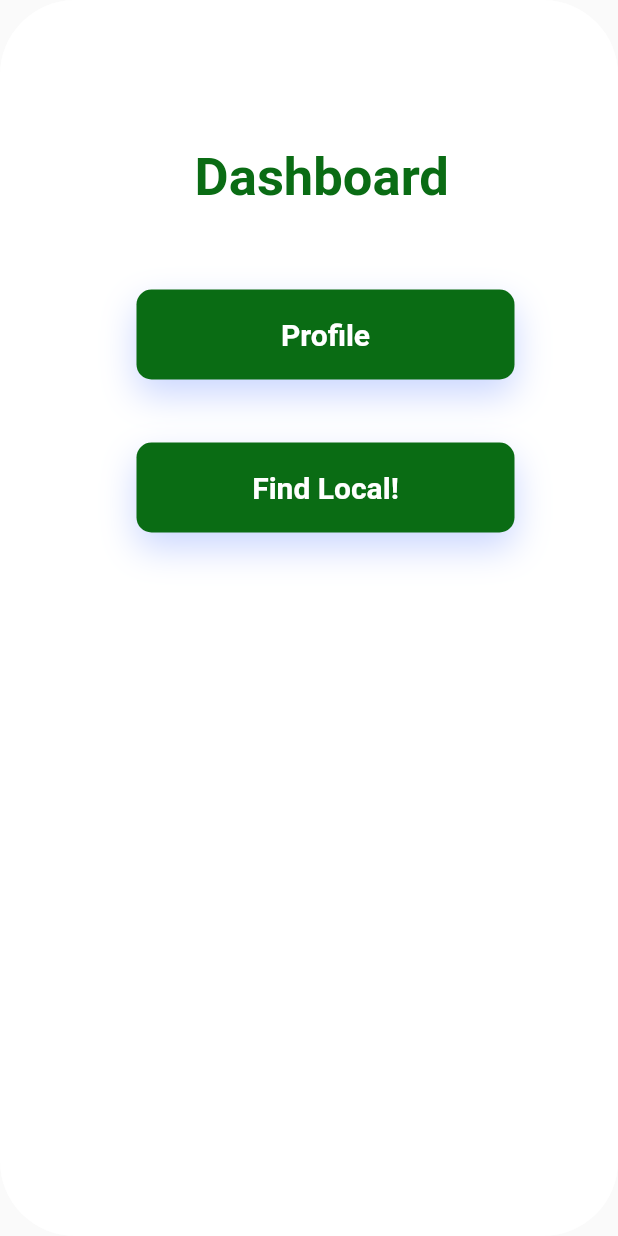
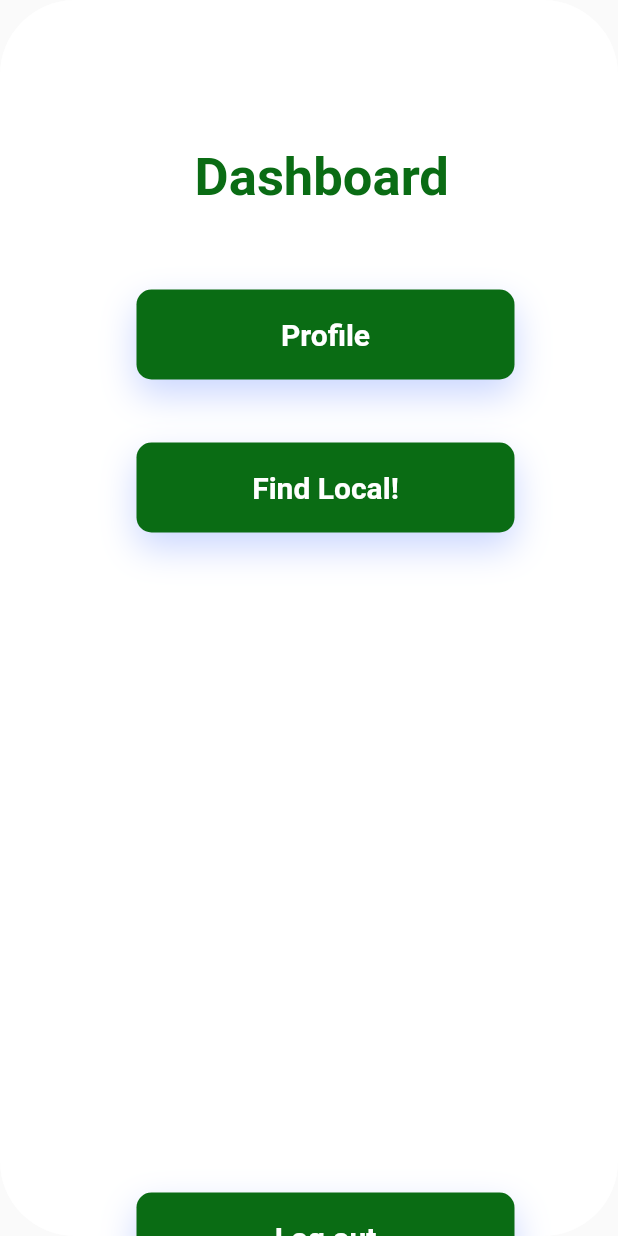
Before and after one commit to hqa5im/dux_project, a Flutter app: the DashBoard widget shown alone on an empty page, opened directly, on a phone screen of 412 x 824 dp. Run offline on Flutter 3.47's test engine with Material 2 defaults, Android fonts, the phone set to English and light mode, and no system bars; our stand-ins replace cloud_firestore, firebase_auth, firebase_core; accounts and stored records are empty; Roboto replaces fonts that are missing (Poppins).

Commit message:
Already have an acc and create new acc buttons

```diff
--- a/lib/welcome.dart
+++ b/lib/welcome.dart
@@ -385,7 +385,16 @@ class LoginPage extends StatelessWidget {
                               mainAxisAlignment: MainAxisAlignment.center,
                               crossAxisAlignment: CrossAxisAlignment.center,
                               children: [
-                                Text(
+                                TextButton(
+                                  onPressed: () {
+                                    Navigator.push(
+                                      context,
+                                      MaterialPageRoute(
+                                          builder: (context) =>
+                                              CreateAccountPage()),
+                                    );
+                                  },
+                                  child: Text(
                                     'Create new account',
                                     textAlign: TextAlign.center,
                                     style: TextStyle(
@@ -394,6 +403,7 @@ class LoginPage extends StatelessWidget {
                                       fontFamily: 'Poppins',
                                       fontWeight: FontWeight.w600,
                                       height: 1, // Adjusted height to 1
+                                    ),
                                   ),
                                 ),
                               ],
@@ -608,7 +618,16 @@ class CreateAccountPage extends StatelessWidget {
                               mainAxisAlignment: MainAxisAlignment.center,
                               crossAxisAlignment: CrossAxisAlignment.center,
                               children: [
-                                Text(
+                                TextButton(
+                                  onPressed: () {
+                                    Navigator.push(
+                                      context,
+                                      MaterialPageRoute(
+                                          builder: (context) =>
+                                              LoginPage()),
+                                    );
+                                  },
+                                  child: Text(
                                     'Already have an account',
                                     textAlign: TextAlign.center,
                                     style: TextStyle(
@@ -617,6 +636,7 @@ class CreateAccountPage extends StatelessWidget {
                                       fontFamily: 'Poppins',
                                       fontWeight: FontWeight.w600,
                                       height: 1, // Adjusted height to 1
+                                    ),
                                   ),
                                 ),
                               ],
@@ -687,6 +707,8 @@ class DashBoard extends StatelessWidget {
                   ),
                 ),
               ),
+
+              // profile button
               Positioned(
                   left: 75,
                   top: 193,
@@ -742,6 +764,8 @@ class DashBoard extends StatelessWidget {
                       ),
                     ),
                   )),
+
+              // find local button
               Positioned(
                 left: 75,
                 top: 295,
@@ -798,6 +822,65 @@ class DashBoard extends StatelessWidget {
                   ),
                 ),
               ),
+
+              // log out button
+              Positioned(
+                left: 75,
+                top: 795,
+                child: ElevatedButton(
+                  onPressed: () {
+                    // Navigate to the create account page here
+                    Navigator.push(
+                      context,
+                      MaterialPageRoute(
+                          builder: (context) => LoginPage()),
+                    );
+                  },
+                  style: ElevatedButton.styleFrom(
+                    primary: Colors.transparent, // Set to transparent
+                    shadowColor: Colors.transparent, // Set to transparent
+                  ),
+                  child: Container(
+                    width: 252,
+                    height: 60,
+                    padding: const EdgeInsets.symmetric(
+                        horizontal: 20, vertical: 15),
+                    decoration: ShapeDecoration(
+                      color: Color(0xFF0A6C14),
+                      shape: RoundedRectangleBorder(
+                        borderRadius: BorderRadius.circular(10),
+                      ),
+                      shadows: [
+                        BoxShadow(
+                          color: Color(0xFFCAD6FF),
+                          blurRadius: 20,
+                          offset: Offset(0, 10),
+                          spreadRadius: 0,
+                        )
+                      ],
+                    ),
+                    child: Row(
+                      mainAxisSize: MainAxisSize.min,
+                      mainAxisAlignment: MainAxisAlignment.center,
+                      crossAxisAlignment: CrossAxisAlignment.center,
+                      children: [
+                        Text(
+                          'Log out',
+                          textAlign: TextAlign.center,
+                          style: TextStyle(
+                            color: Colors.white,
+                            fontSize: 20,
+                            fontFamily: 'Poppins',
+                            fontWeight: FontWeight.w600,
+                            height: 0,
+                          ),
+                        ),
+                      ],
+                    ),
+                  ),
+                ),
+              ),
+
             ],
           ),
         ));
```
Lines whose indentation alone changed are shown as unchanged.
